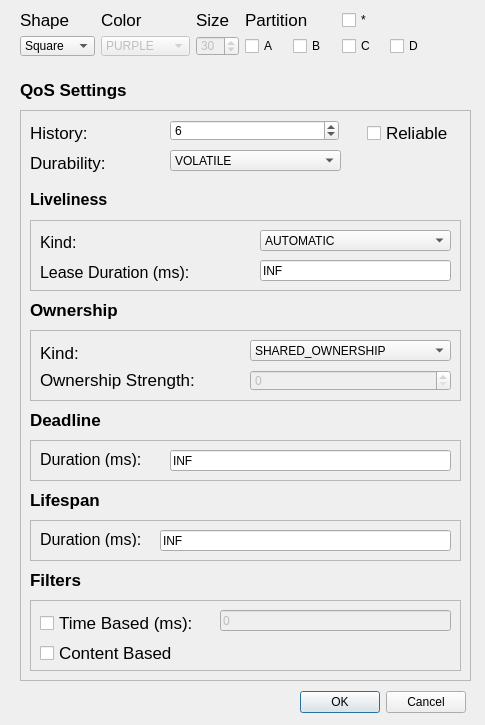
First picture: the form in forms/subscribedialog.ui, repository eProsima/ShapesDemo, before the edit.
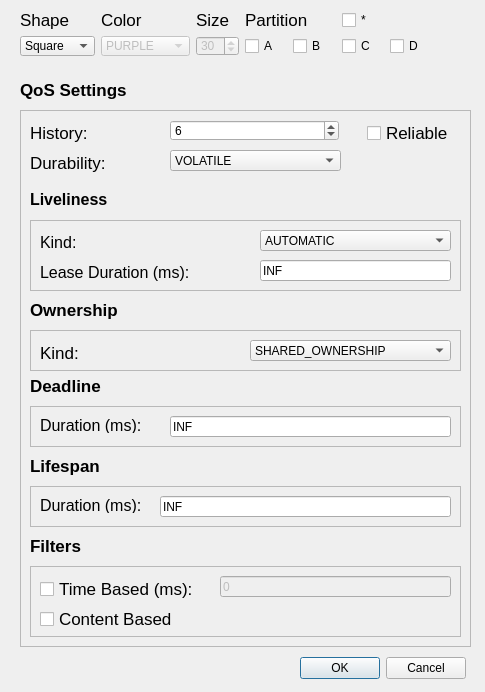
Second picture: the form after the edit.

Commit message: Refs 15951. Ownership and partitions enabled with ro2 topics. Ownership strength removed in subscribe. Ownership strength disabled with shared in publish

Diff of the .ui file:
```diff
--- a/forms/subscribedialog.ui
+++ b/forms/subscribedialog.ui
@@ -7,7 +7,7 @@
     <x>0</x>
     <y>0</y>
     <width>485</width>
-    <height>725</height>
+    <height>692</height>
    </rect>
   </property>
   <property name="sizePolicy">
@@ -52,7 +52,7 @@
    <property name="geometry">
     <rect>
      <x>300</x>
-     <y>690</y>
+     <y>656</y>
      <width>166</width>
      <height>25</height>
     </rect>
@@ -70,7 +70,7 @@
      <x>20</x>
      <y>110</y>
      <width>451</width>
-     <height>571</height>
+     <height>537</height>
     </rect>
    </property>
    <property name="frameShape">
@@ -316,7 +316,7 @@
       <x>10</x>
       <y>220</y>
       <width>431</width>
-      <height>71</height>
+      <height>41</height>
      </rect>
     </property>
     <property name="frameShape">
@@ -346,28 +346,6 @@
       <enum>Qt::AutoText</enum>
      </property>
     </widget>
-    <widget class="QSpinBox" name="spin_ownershipStrength">
-     <property name="enabled">
-      <bool>false</bool>
-     </property>
-     <property name="geometry">
-      <rect>
-       <x>220</x>
-       <y>40</y>
-       <width>201</width>
-       <height>21</height>
-      </rect>
-     </property>
-     <property name="minimum">
-      <number>0</number>
-     </property>
-     <property name="maximum">
-      <number>50</number>
-     </property>
-     <property name="value">
-      <number>0</number>
-     </property>
-    </widget>
     <widget class="QComboBox" name="comboBox_ownership">
      <property name="geometry">
       <rect>
@@ -388,28 +366,6 @@
       </property>
      </item>
     </widget>
-    <widget class="QLabel" name="label_12">
-     <property name="geometry">
-      <rect>
-       <x>10</x>
-       <y>40</y>
-       <width>211</width>
-       <height>20</height>
-      </rect>
-     </property>
-     <property name="font">
-      <font>
-       <pointsize>13</pointsize>
-      </font>
-     </property>
-     <property name="text">
-      <string>Ownership Strength:</string>
-     </property>
-     <property name="textFormat">
-      <enum>Qt::AutoText</enum>
-     </property>
-    </widget>
-    <zorder>label_12</zorder>
     <zorder>label_11</zorder>
     <zorder>spin_ownershipStrength</zorder>
     <zorder>comboBox_ownership</zorder>
@@ -418,7 +374,7 @@
     <property name="geometry">
      <rect>
       <x>10</x>
-      <y>380</y>
+      <y>346</y>
       <width>181</width>
       <height>20</height>
      </rect>
@@ -438,7 +394,7 @@
     <property name="geometry">
      <rect>
       <x>10</x>
-      <y>300</y>
+      <y>266</y>
       <width>151</width>
       <height>20</height>
      </rect>
@@ -458,7 +414,7 @@
     <property name="geometry">
      <rect>
       <x>10</x>
-      <y>330</y>
+      <y>296</y>
       <width>431</width>
       <height>41</height>
      </rect>
@@ -500,7 +456,7 @@
     <property name="geometry">
      <rect>
       <x>10</x>
-      <y>410</y>
+      <y>376</y>
       <width>431</width>
       <height>41</height>
      </rect>
@@ -544,7 +500,7 @@
     <property name="geometry">
      <rect>
       <x>10</x>
-      <y>460</y>
+      <y>426</y>
       <width>131</width>
       <height>20</height>
      </rect>
@@ -573,7 +529,7 @@
     <property name="geometry">
      <rect>
       <x>10</x>
-      <y>490</y>
+      <y>456</y>
       <width>431</width>
       <height>71</height>
      </rect>
```
Left out of the diff: 2 changed lines with no effect on the pictures. The commit also changes 4 other files.
